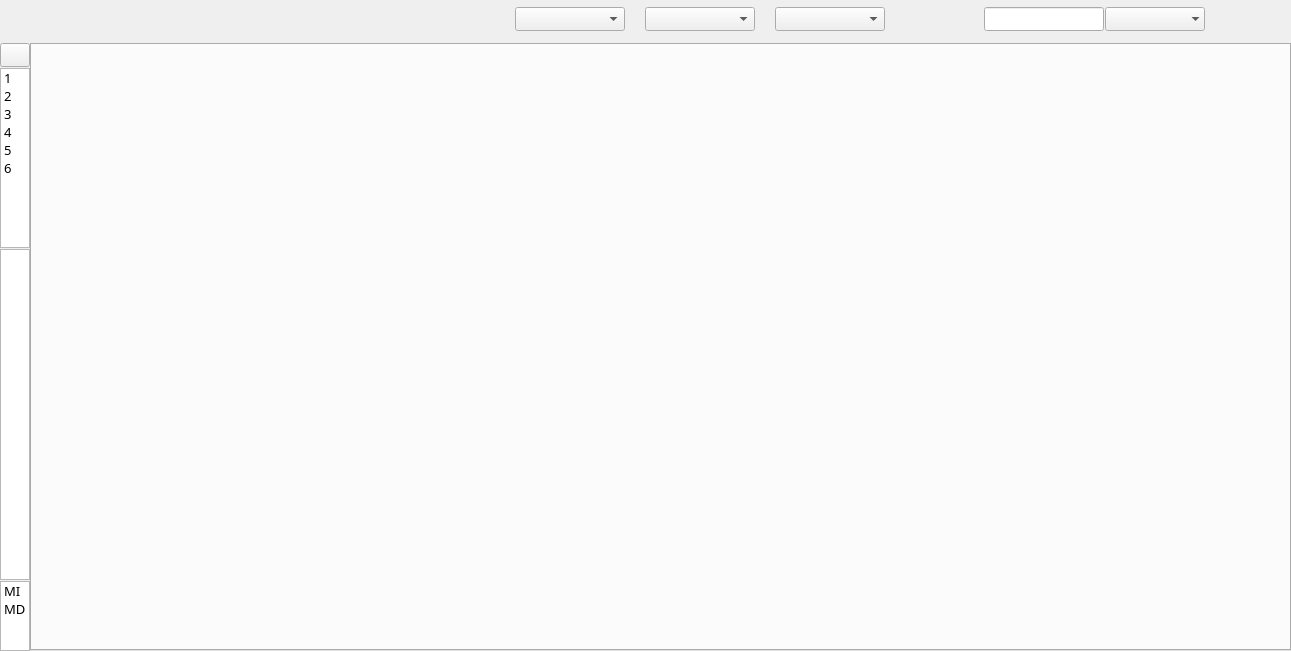
The window that ui/sources/main.ui (asjach/db_app) describes before a commit, drawn with Qt 5.
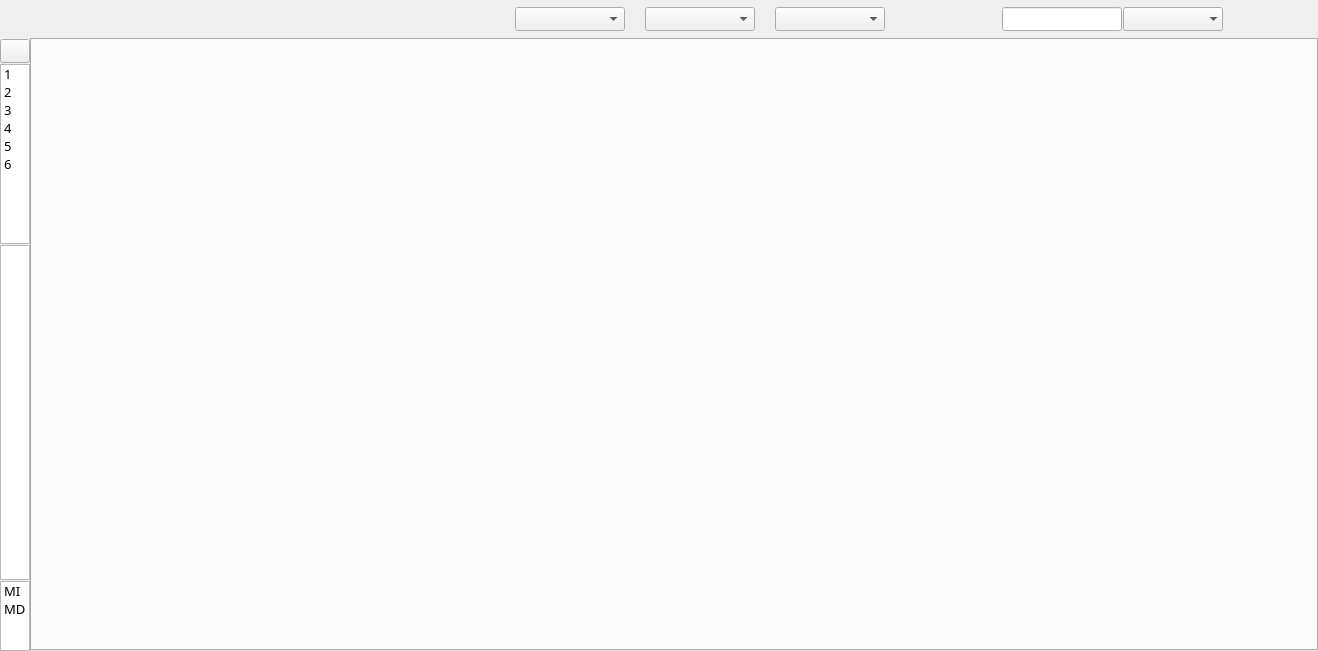
The same window after the commit. Icons and pictures are not drawn.

```diff
--- a/ui/sources/main.ui
+++ b/ui/sources/main.ui
@@ -6,7 +6,7 @@
    <rect>
     <x>0</x>
     <y>0</y>
-    <width>1291</width>
+    <width>1318</width>
     <height>651</height>
    </rect>
   </property>
@@ -349,7 +349,7 @@
         <number>0</number>
        </property>
        <property name="topMargin">
-        <number>5</number>
+        <number>0</number>
        </property>
        <property name="rightMargin">
         <number>0</number>
@@ -370,7 +370,7 @@
            <number>0</number>
           </property>
           <property name="topMargin">
-           <number>0</number>
+           <number>1</number>
           </property>
           <property name="rightMargin">
            <number>0</number>
@@ -381,14 +381,14 @@
           <item>
            <widget class="QPushButton" name="btn_refresh">
             <property name="sizePolicy">
-             <sizepolicy hsizetype="Maximum" vsizetype="Fixed">
+             <sizepolicy hsizetype="Preferred" vsizetype="Preferred">
               <horstretch>0</horstretch>
               <verstretch>0</verstretch>
              </sizepolicy>
             </property>
             <property name="minimumSize">
              <size>
-              <width>16</width>
+              <width>24</width>
               <height>24</height>
              </size>
             </property>
```
Left out of the diff: 10 changed lines with no effect on the pictures.
